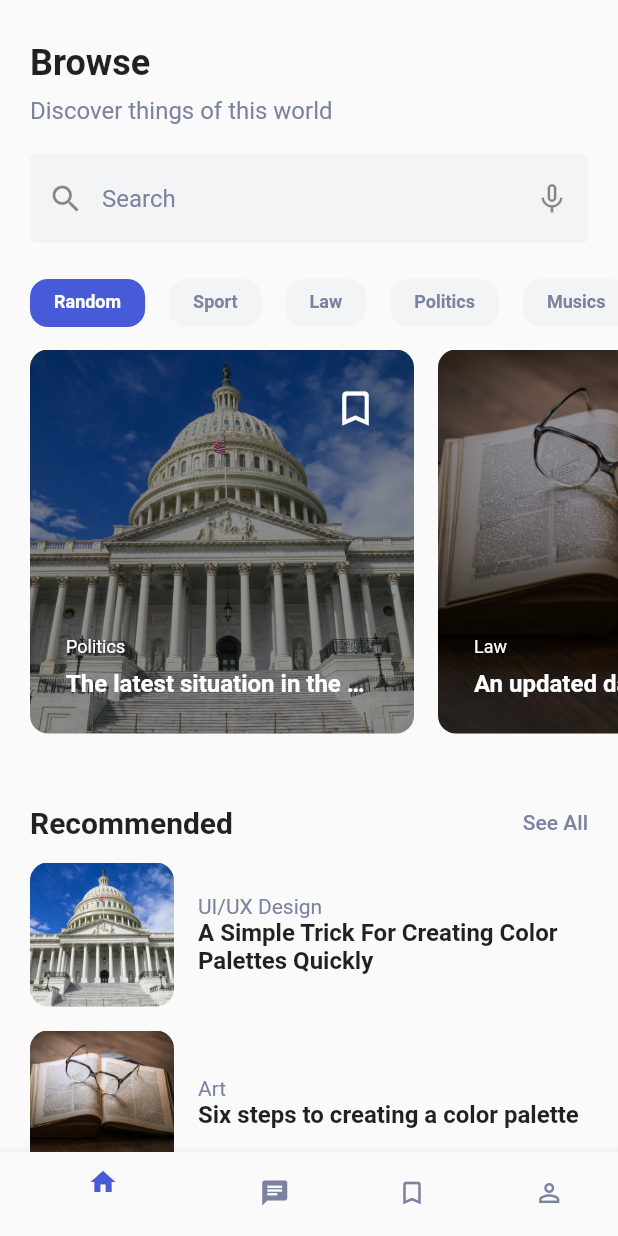
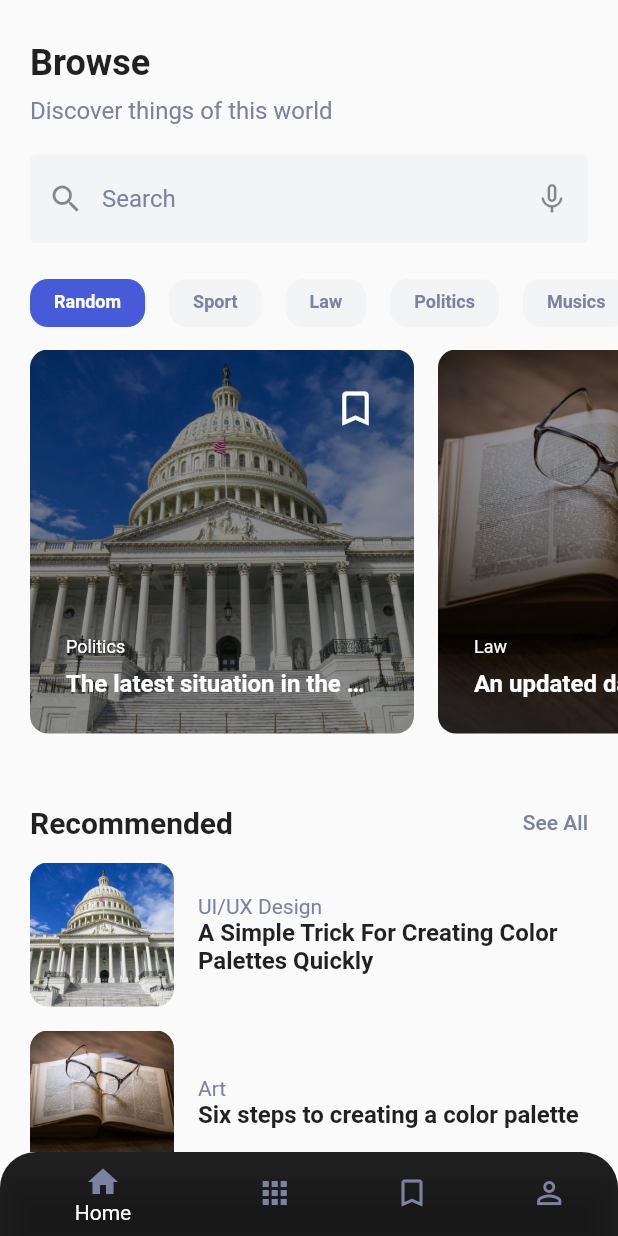
Before and after one commit to bloodyscar/news-app-mobile, a Flutter app: the MainMenu screen opened by its route, on a phone screen of 412 x 824 dp. Run offline on Flutter 3.47's test engine with Material 2 defaults, Android fonts, the phone set to English and light mode, and no system bars; our stand-ins replace carousel_slider.

```diff
--- a/lib/main.dart
+++ b/lib/main.dart
@@ -1,5 +1,6 @@
 import 'package:flutter/cupertino.dart';
 import 'package:flutter/material.dart';
+import 'package:news_app/screen/article_page.dart';
 import 'package:news_app/screen/carousel_screen.dart';
 import 'package:news_app/screen/get_started_page.dart';
 import 'package:news_app/screen/main_menu.dart';
@@ -28,6 +29,7 @@ class MyApp extends StatelessWidget {
         '/get-started': (context) => const GetStartedPage(),
         '/welcome': (context) => const WelcomePage(),
         '/main-menu': (context) => const MainMenu(),
+        '/article-page': (context) => const ArticlePage(),
       },
     );
   }
--- /dev/null
+++ b/lib/screen/home_page.dart
@@ -0,0 +1,194 @@
+import 'package:flutter/material.dart';
+import 'package:news_app/theme_data.dart';
+import 'package:news_app/widget/category_img_widget.dart';
+import 'package:news_app/widget/category_widget.dart';
+import 'package:news_app/widget/recommended_widget.dart';
+
+class HomePage extends StatelessWidget {
+  const HomePage({Key? key}) : super(key: key);
+
+  @override
+  Widget build(BuildContext context) {
+    return ListView(
+      children: const [
+        SizedBox(
+          height: 28,
+        ),
+        header(),
+        SizedBox(
+          height: 24,
+        ),
+        content()
+      ],
+    );
+  }
+}
+
+class header extends StatelessWidget {
+  const header({Key? key}) : super(key: key);
+
+  @override
+  Widget build(BuildContext context) {
+    return Container(
+      margin: const EdgeInsets.symmetric(horizontal: 20),
+      child: Column(
+        crossAxisAlignment: CrossAxisAlignment.start,
+        children: [
+          Text(
+            "Browse",
+            style: TextStyle(fontSize: 24, fontWeight: semiBold),
+          ),
+          const SizedBox(
+            height: 8,
+          ),
+          Text(
+            "Discover things of this world",
+            style: TextStyle(fontSize: 16, color: greyPrimary),
+          ),
+          const SizedBox(
+            height: 20,
+          ),
+          TextField(
+            decoration: InputDecoration(
+              prefixIcon: const Icon(Icons.search),
+              hintText: "Search",
+              hintStyle: TextStyle(color: greyPrimary),
+              suffixIcon: const Icon(Icons.mic_none),
+              fillColor: greyLighter,
+              filled: true,
+              focusedBorder: OutlineInputBorder(
+                borderSide: BorderSide(color: greyLighter),
+              ),
+              border: OutlineInputBorder(
+                borderRadius: BorderRadius.circular(12),
+              ),
+              enabledBorder: OutlineInputBorder(
+                borderSide: BorderSide(color: greyLighter),
+              ),
+            ),
+          )
+        ],
+      ),
+    );
+  }
+}
+
+class content extends StatelessWidget {
+  const content({Key? key}) : super(key: key);
+
+  @override
+  Widget build(BuildContext context) {
+    return Column(
+      children: [
+        SingleChildScrollView(
+          scrollDirection: Axis.horizontal,
+          child: Container(
+            margin: const EdgeInsets.only(left: 20),
+            child: Row(
+              children: [
+                CategoryWidget(
+                  title: "Random",
+                  color: backgroundColor1,
+                  isActive: true,
+                ),
+                CategoryWidget(
+                  title: "Sport",
+                  color: greyLighter,
+                  isActive: false,
+                ),
+                CategoryWidget(
+                  title: "Law",
+                  color: greyLighter,
+                  isActive: false,
+                ),
+                CategoryWidget(
+                  title: "Politics",
+                  color: greyLighter,
+                  isActive: false,
+                ),
+                CategoryWidget(
+                  title: "Musics",
+                  color: greyLighter,
+                  isActive: false,
+                ),
+              ],
+            ),
+          ),
+        ),
+        const SizedBox(
+          height: 15,
+        ),
+        SingleChildScrollView(
+          scrollDirection: Axis.horizontal,
+          child: Container(
+            margin: const EdgeInsets.only(left: 20),
+            child: Row(
+              children: [
+                CategoryImgWidget(
+                  category: "Politics",
+                  title: "The latest situation in the presidential election",
+                  urlImg: "assets/thumbnail-min.jpg",
+                ),
+                CategoryImgWidget(
+                  category: "Law",
+                  title: "An updated daily front page",
+                  urlImg: "assets/thumbnail-2.jpg",
+                ),
+              ],
+            ),
+          ),
+        ),
+        const SizedBox(
+          height: 48,
+        ),
+        const recommended()
+      ],
+    );
+  }
+}
+
+class recommended extends StatelessWidget {
+  const recommended({Key? key}) : super(key: key);
+
+  @override
+  Widget build(BuildContext context) {
+    return Container(
+      margin: const EdgeInsets.symmetric(horizontal: 20),
+      child: Column(
+        children: [
+          Row(
+            mainAxisAlignment: MainAxisAlignment.spaceBetween,
+            children: [
+              Text(
+                "Recommended",
+                style: TextStyle(fontSize: 20, fontWeight: semiBold),
+              ),
+              Text(
+                "See All",
+                style: TextStyle(fontWeight: medium, color: greyPrimary),
+              )
+            ],
+          ),
+          const SizedBox(
+            height: 15,
+          ),
+          RecommendedWidget(
+            category: "UI/UX Design",
+            title: "A Simple Trick For Creating Color Palettes Quickly",
+            imgUrl: "assets/thumbnail-min.jpg",
+          ),
+          RecommendedWidget(
+            category: "Art",
+            title: "Six steps to creating a color palette",
+            imgUrl: "assets/thumbnail-2.jpg",
+          ),
+          RecommendedWidget(
+            category: "Art",
+            title: "Six steps to creating a color palette",
+            imgUrl: "assets/thumbnail-2.jpg",
+          ),
+        ],
+      ),
+    );
+  }
+}
--- a/lib/screen/main_menu.dart
+++ b/lib/screen/main_menu.dart
@@ -1,221 +1,80 @@
 import 'package:flutter/material.dart';
+import 'package:news_app/screen/bookmark_page.dart';
+import 'package:news_app/screen/category_page.dart';
+import 'package:news_app/screen/home_page.dart';
+import 'package:news_app/screen/profle_page.dart';
 import 'package:news_app/theme_data.dart';
 import 'package:news_app/widget/category_img_widget.dart';
 import 'package:news_app/widget/category_widget.dart';
 import 'package:news_app/widget/recommended_widget.dart';
 
-class MainMenu extends StatelessWidget {
+class MainMenu extends StatefulWidget {
   const MainMenu({Key? key}) : super(key: key);
+
+  @override
+  State<MainMenu> createState() => _MainMenuState();
+}
+
+class _MainMenuState extends State<MainMenu> {
+  int currentIndex = 0;
+
+  final screens = [
+    HomePage(),
+    CategoryPage(),
+    BookmarkPage(),
+    ProfilePage(),
+  ];
 
   @override
   Widget build(BuildContext context) {
     return Scaffold(
-        bottomNavigationBar: BottomNavigationBar(
-          iconSize: 20,
-
-          currentIndex: 0,
+      body: IndexedStack(
+        index: currentIndex,
+        children: screens,
+      ),
+      bottomNavigationBar: ClipRRect(
+        borderRadius: const BorderRadius.only(
+          topLeft: Radius.circular(24),
+          topRight: Radius.circular(24),
+        ),
+        child: BottomNavigationBar(
+          currentIndex: currentIndex,
+          onTap: (index) => setState(() {
+            currentIndex = index;
+          }),
           items: [
             BottomNavigationBarItem(
+                backgroundColor: Colors.black87,
                 icon: Icon(
                   Icons.home,
-                  color: backgroundColor1,
-                ),
-                label: ""),
-            BottomNavigationBarItem(
-                icon: Icon(
-                  Icons.chat,
                   color: greyPrimary,
                 ),
-                label: ""),
+                label: "Home"),
             BottomNavigationBarItem(
+              backgroundColor: Colors.black87,
+              icon: Icon(
+                Icons.apps_outlined,
+                color: greyPrimary,
+              ),
+              label: "Category",
+            ),
+            BottomNavigationBarItem(
+                backgroundColor: Colors.black87,
                 icon: Icon(
                   Icons.bookmark_border_outlined,
                   color: greyPrimary,
                 ),
-                label: ""),
+                label: "Bookmark"),
             BottomNavigationBarItem(
+                backgroundColor: Colors.black87,
                 icon: Icon(
                   Icons.person_outline_outlined,
                   color: greyPrimary,
                 ),
-                label: ""),
+                label: "Profile"),
           ],
         ),
-        body: ListView(
-          children: const [
-            SizedBox(
-              height: 28,
-            ),
-            header(),
-            SizedBox(
-              height: 24,
-            ),
-            content()
-          ],
-        ));
-  }
-}
-
-class header extends StatelessWidget {
-  const header({Key? key}) : super(key: key);
-
-  @override
-  Widget build(BuildContext context) {
-    return Container(
-      margin: const EdgeInsets.symmetric(horizontal: 20),
-      child: Column(
-        crossAxisAlignment: CrossAxisAlignment.start,
-        children: [
-          Text(
-            "Browse",
-            style: TextStyle(fontSize: 24, fontWeight: semiBold),
-          ),
-          const SizedBox(
-            height: 8,
-          ),
-          Text(
-            "Discover things of this world",
-            style: TextStyle(fontSize: 16, color: greyPrimary),
-          ),
-          const SizedBox(
-            height: 20,
-          ),
-          TextField(
-            decoration: InputDecoration(
-              prefixIcon: Icon(Icons.search),
-              hintText: "Search",
-              hintStyle: TextStyle(color: greyPrimary),
-              suffixIcon: Icon(Icons.mic_none),
-              fillColor: greyLighter,
-              filled: true,
-              focusedBorder: OutlineInputBorder(
-                borderSide: BorderSide(color: greyLighter),
-              ),
-              border: OutlineInputBorder(
-                borderRadius: BorderRadius.circular(12),
-              ),
-              enabledBorder: OutlineInputBorder(
-                borderSide: BorderSide(color: greyLighter),
-              ),
-            ),
-          )
-        ],
       ),
     );
   }
 }
-
-class content extends StatelessWidget {
-  const content({Key? key}) : super(key: key);
-
-  @override
-  Widget build(BuildContext context) {
-    return Column(
-      children: [
-        SingleChildScrollView(
-          scrollDirection: Axis.horizontal,
-          child: Container(
-            margin: EdgeInsets.only(left: 20),
-            child: Row(
-              children: [
-                CategoryWidget(
-                  title: "Random",
-                  color: backgroundColor1,
-                  isActive: true,
-                ),
-                CategoryWidget(
-                  title: "Sport",
-                  color: greyLighter,
-                  isActive: false,
-                ),
-                CategoryWidget(
-                  title: "Law",
-                  color: greyLighter,
-                  isActive: false,
-                ),
-                CategoryWidget(
-                  title: "Politics",
-                  color: greyLighter,
-                  isActive: false,
-                ),
-                CategoryWidget(
-                  title: "Musics",
-                  color: greyLighter,
-                  isActive: false,
-                ),
-              ],
-            ),
-          ),
-        ),
-        const SizedBox(
-          height: 15,
-        ),
-        SingleChildScrollView(
-          scrollDirection: Axis.horizontal,
-          child: Container(
-            margin: EdgeInsets.only(left: 20),
-            child: Row(
-              children: [
-                CategoryImgWidget(
-                  category: "Politics",
-                  title: "The latest situation in the presidential election",
-                  urlImg: "assets/thumbnail-min.jpg",
-                ),
-                CategoryImgWidget(
-                  category: "Law",
-                  title: "An updated daily front page",
-                  urlImg: "assets/thumbnail-2.jpg",
-                ),
-              ],
-            ),
-          ),
-        ),
-        const SizedBox(
-          height: 48,
-        ),
-        recommended()
-      ],
-    );
-  }
-}
-
-class recommended extends StatelessWidget {
-  const recommended({Key? key}) : super(key: key);
-
-  @override
-  Widget build(BuildContext context) {
-    return Container(
-      margin: EdgeInsets.symmetric(horizontal: 20),
-      child: Column(
-        children: [
-          Row(
-            mainAxisAlignment: MainAxisAlignment.spaceBetween,
-            children: [
-              Text(
-                "Recommended",
-                style: TextStyle(fontSize: 20, fontWeight: semiBold),
-              ),
-              Text(
-                "See All",
-                style: TextStyle(fontWeight: medium, color: greyPrimary),
-              )
-            ],
-          ),
-          SizedBox(
-            height: 15,
-          ),
-          RecommendedWidget(
-            category: "UI/UX Design",
-            title: "A Simple Trick For Creating Color Palettes Quickly",
-            imgUrl: "assets/thumbnail-min.jpg",
-          ),
-          RecommendedWidget(
-            category: "Art",
-            title: "Six steps to creating a color palette",
-            imgUrl: "assets/thumbnail-2.jpg",
-          ),
-        ],
-      ),
-    );
-  }
-}
--- a/lib/screen/splash_page.dart
+++ b/lib/screen/splash_page.dart
@@ -16,7 +16,7 @@ class _SplashPageState extends State<SplashPage> {
     Timer(
         const Duration(seconds: 2),
         () => Navigator.of(context).pushNamedAndRemoveUntil(
-            '/main-menu', (Route<dynamic> route) => false));
+            '/article-page', (Route<dynamic> route) => false));
     super.initState();
   }
 
--- a/lib/theme_data.dart
+++ b/lib/theme_data.dart
@@ -3,6 +3,7 @@ import 'package:flutter/material.dart';
 Color backgroundColor1 = const Color(0xff475AD7);
 Color greyPrimary = const Color(0xff7C82A1);
 Color greyLighter = const Color(0xffF3F4F6);
+Color greyDarker = const Color(0xff666C8E);
 
 
 FontWeight light = FontWeight.w300;
```
Also changed, not shown: lib/screen/article_page.dart (added, +126 -0 lines), lib/screen/bookmark_page.dart (added, +17 -0 lines), lib/screen/category_page.dart (added, +17 -0 lines), lib/screen/profle_page.dart (added, +17 -0 lines).
